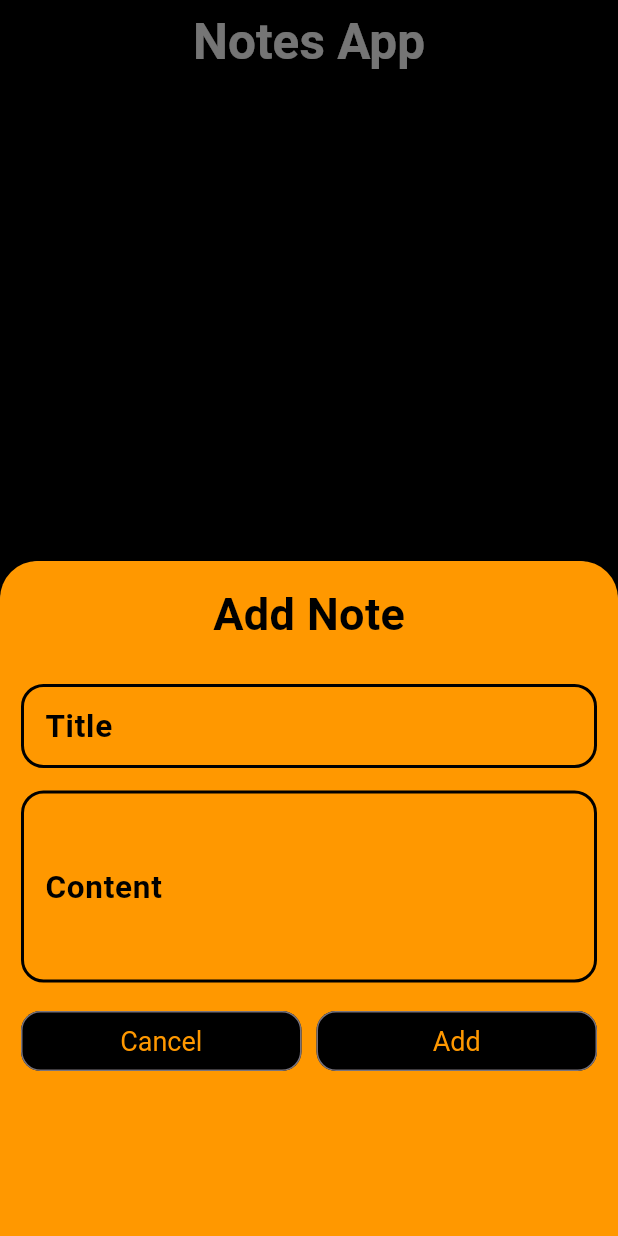
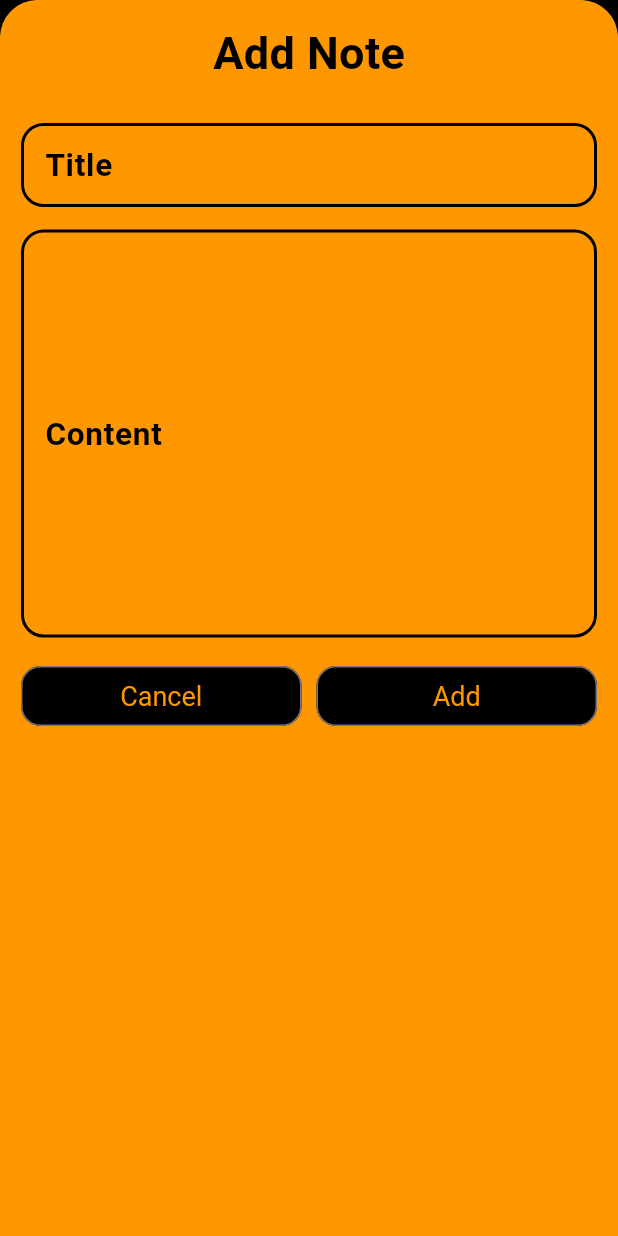
Before and after one commit to AvezChadchan/Notes_App, a Flutter app: the screen it shows after launch, after a tap on the "add" icon, on a phone screen of 412 x 824 dp. Run offline on Flutter 3.47's test engine with Material 3 defaults, Android fonts, the phone set to English and light mode, and no system bars; our stand-ins replace sqflite; accounts and stored records are empty.

Commit message:
increased note card size in main.dart

```diff
--- a/lib/main.dart
+++ b/lib/main.dart
@@ -195,7 +195,7 @@ class _MyHomePageState extends State<MyHomePage> {
               topRight: Radius.circular(25),
             ),
           ),
-          height: 450,
+          height: 900,
           width: double.infinity,
           child: Padding(
             padding: const EdgeInsets.all(14.0),
@@ -232,7 +232,7 @@ class _MyHomePageState extends State<MyHomePage> {
                 ),
                 SizedBox(height: 15),
                 TextField(
-                  maxLines: 4,
+                  maxLines: 10,
                   controller: contentController,
                   decoration: InputDecoration(
                     labelText: "Content",
```
Also changed, not shown: pubspec.lock, 21 other files.
